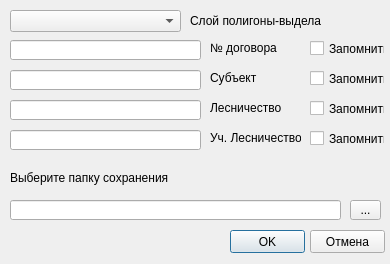
Alexzander721/layershandler, file Layer_del_dialog_base.ui: the form before one commit.
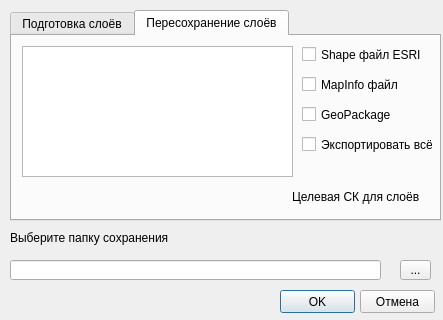
The form after the commit. Custom widgets are drawn as their Qt base class.

```diff
--- a/Layer_del_dialog_base.ui
+++ b/Layer_del_dialog_base.ui
@@ -6,8 +6,8 @@
    <rect>
     <x>0</x>
     <y>0</y>
-    <width>390</width>
-    <height>264</height>
+    <width>443</width>
+    <height>320</height>
    </rect>
   </property>
   <property name="minimumSize">
@@ -18,8 +18,8 @@
   </property>
   <property name="maximumSize">
    <size>
-    <width>390</width>
-    <height>264</height>
+    <width>999999</width>
+    <height>999999</height>
    </size>
   </property>
   <property name="windowTitle">
@@ -29,8 +29,8 @@
    <property name="geometry">
     <rect>
      <x>10</x>
-     <y>200</y>
-     <width>331</width>
+     <y>260</y>
+     <width>371</width>
      <height>20</height>
     </rect>
    </property>
@@ -38,8 +38,8 @@
   <widget class="QToolButton" name="toolButton">
    <property name="geometry">
     <rect>
-     <x>350</x>
-     <y>200</y>
+     <x>400</x>
+     <y>260</y>
      <width>31</width>
      <height>20</height>
     </rect>
@@ -52,7 +52,7 @@
    <property name="geometry">
     <rect>
      <x>10</x>
-     <y>170</y>
+     <y>230</y>
      <width>171</width>
      <height>16</height>
     </rect>
@@ -64,8 +64,8 @@
   <widget class="QPushButton" name="OK">
    <property name="geometry">
     <rect>
-     <x>230</x>
-     <y>230</y>
+     <x>280</x>
+     <y>290</y>
      <width>75</width>
      <height>23</height>
     </rect>
@@ -77,8 +77,8 @@
   <widget class="QPushButton" name="Cancel">
    <property name="geometry">
     <rect>
-     <x>310</x>
-     <y>230</y>
+     <x>360</x>
+     <y>290</y>
      <width>75</width>
      <height>23</height>
     </rect>
@@ -87,6 +87,22 @@
     <string>Отмена</string>
    </property>
   </widget>
+  <widget class="QTabWidget" name="tabWidget">
+   <property name="geometry">
+    <rect>
+     <x>10</x>
+     <y>10</y>
+     <width>431</width>
+     <height>211</height>
+    </rect>
+   </property>
+   <property name="currentIndex">
+    <number>1</number>
+   </property>
+   <widget class="QWidget" name="tab_1">
+    <attribute name="title">
+     <string>Подготовка слоёв</string>
+    </attribute>
   <widget class="QComboBox" name="comboBox">
    <property name="geometry">
     <rect>
@@ -101,7 +117,7 @@
    <property name="geometry">
     <rect>
      <x>190</x>
-     <y>11</y>
+       <y>10</y>
      <width>131</width>
      <height>20</height>
     </rect>
@@ -153,7 +169,7 @@
   <widget class="QLabel" name="label_2">
    <property name="geometry">
     <rect>
-     <x>210</x>
+       <x>220</x>
      <y>40</y>
      <width>71</width>
      <height>16</height>
@@ -166,7 +182,7 @@
   <widget class="QLabel" name="label_4">
    <property name="geometry">
     <rect>
-     <x>210</x>
+       <x>220</x>
      <y>70</y>
      <width>51</width>
      <height>16</height>
@@ -179,7 +195,7 @@
   <widget class="QLabel" name="label_5">
    <property name="geometry">
     <rect>
-     <x>210</x>
+       <x>220</x>
      <y>100</y>
      <width>71</width>
      <height>16</height>
@@ -192,7 +208,7 @@
   <widget class="QLabel" name="label_6">
    <property name="geometry">
     <rect>
-     <x>210</x>
+       <x>220</x>
      <y>130</y>
      <width>91</width>
      <height>16</height>
@@ -205,7 +221,7 @@
   <widget class="QCheckBox" name="checkBox_1">
    <property name="geometry">
     <rect>
-     <x>310</x>
+       <x>320</x>
      <y>40</y>
      <width>75</width>
      <height>17</height>
@@ -218,7 +234,7 @@
   <widget class="QCheckBox" name="checkBox_2">
    <property name="geometry">
     <rect>
-     <x>310</x>
+       <x>320</x>
      <y>70</y>
      <width>75</width>
      <height>17</height>
@@ -231,7 +247,7 @@
   <widget class="QCheckBox" name="checkBox_3">
    <property name="geometry">
     <rect>
-     <x>310</x>
+       <x>320</x>
      <y>100</y>
      <width>75</width>
      <height>17</height>
@@ -244,7 +260,7 @@
   <widget class="QCheckBox" name="checkBox_4">
    <property name="geometry">
     <rect>
-     <x>310</x>
+       <x>320</x>
      <y>130</y>
      <width>75</width>
      <height>17</height>
@@ -255,6 +271,114 @@
    </property>
   </widget>
  </widget>
+   <widget class="QWidget" name="tab_2">
+    <attribute name="title">
+     <string>Пересохранение слоёв</string>
+    </attribute>
+    <widget class="QgsProjectionSelectionWidget" name="mQgsProjectionSelectionWidget" native="true">
+     <property name="enabled">
+      <bool>true</bool>
+     </property>
+     <property name="geometry">
+      <rect>
+       <x>20</x>
+       <y>150</y>
+       <width>231</width>
+       <height>20</height>
+      </rect>
+     </property>
+     <property name="font">
+      <font>
+       <weight>50</weight>
+       <bold>false</bold>
+      </font>
+     </property>
+    </widget>
+    <widget class="QLabel" name="label_7">
+     <property name="geometry">
+      <rect>
+       <x>280</x>
+       <y>150</y>
+       <width>131</width>
+       <height>21</height>
+      </rect>
+     </property>
+     <property name="text">
+      <string>Целевая СК для слоёв</string>
+     </property>
+    </widget>
+    <widget class="QCheckBox" name="Shape">
+     <property name="geometry">
+      <rect>
+       <x>290</x>
+       <y>10</y>
+       <width>121</width>
+       <height>17</height>
+      </rect>
+     </property>
+     <property name="text">
+      <string>Shape файл ESRI</string>
+     </property>
+    </widget>
+    <widget class="QCheckBox" name="MapInfo">
+     <property name="geometry">
+      <rect>
+       <x>290</x>
+       <y>40</y>
+       <width>111</width>
+       <height>17</height>
+      </rect>
+     </property>
+     <property name="text">
+      <string>MapInfo файл</string>
+     </property>
+    </widget>
+    <widget class="QCheckBox" name="GeoPackage">
+     <property name="geometry">
+      <rect>
+       <x>290</x>
+       <y>70</y>
+       <width>111</width>
+       <height>17</height>
+      </rect>
+     </property>
+     <property name="text">
+      <string>GeoPackage</string>
+     </property>
+    </widget>
+    <widget class="QCheckBox" name="exportAll">
+     <property name="geometry">
+      <rect>
+       <x>290</x>
+       <y>100</y>
+       <width>131</width>
+       <height>17</height>
+      </rect>
+     </property>
+     <property name="text">
+      <string>Экспортировать всё</string>
+     </property>
+    </widget>
+    <widget class="QListWidget" name="listWidget">
+     <property name="geometry">
+      <rect>
+       <x>10</x>
+       <y>10</y>
+       <width>271</width>
+       <height>131</height>
+      </rect>
+     </property>
+    </widget>
+   </widget>
+  </widget>
+ </widget>
+ <customwidgets>
+  <customwidget>
+   <class>QgsProjectionSelectionWidget</class>
+   <extends>QWidget</extends>
+   <header>qgsprojectionselectionwidget.h</header>
+  </customwidget>
+ </customwidgets>
  <resources/>
  <connections/>
 </ui>
```
Lines whose indentation alone changed are shown as unchanged.
